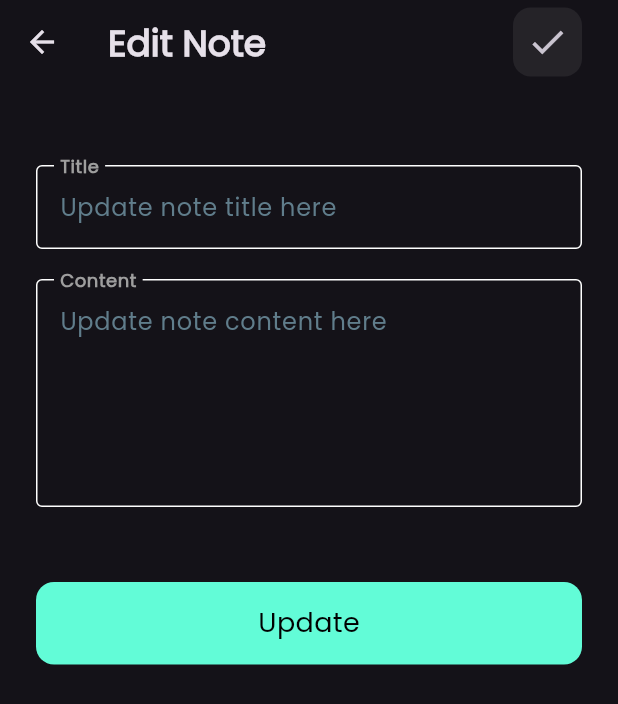
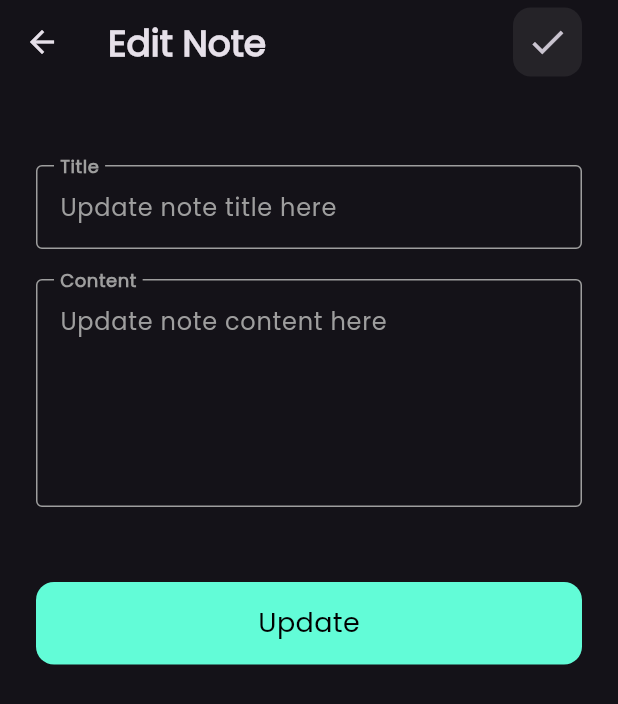
Before and after one commit to mostafakhalaf11/notes_app, a Flutter app: the screen it shows after launch, after a tap on "Test", on a phone screen of 412 x 824 dp. Shown: the top 704 px of the screen. Run offline on Flutter 3.47's test engine with Material 3 defaults, Android fonts, the phone set to English and light mode, and no system bars; our stand-ins replace bloc, font_awesome_flutter, hive, hive_flutter; accounts and stored records are empty.

```diff
--- /dev/null
+++ b/devtools_options.yaml
@@ -0,0 +1,3 @@
+description: This file stores settings for Dart & Flutter DevTools.
+documentation: https://docs.flutter.dev/tools/devtools/extensions#configure-extension-enablement-states
+extensions:
--- a/lib/helpers/build_borders.dart
+++ b/lib/helpers/build_borders.dart
@@ -1,4 +1,3 @@
-
 import 'package:flutter/material.dart';
 
 import '../constants.dart';
@@ -14,7 +13,7 @@ OutlineInputBorder focusedBorder() {
 OutlineInputBorder enabledBorder() {
   return const OutlineInputBorder(
     borderSide: BorderSide(
-          color: Colors.white,
+      color: Colors.grey,
     ),
   );
 }
--- a/lib/main.dart
+++ b/lib/main.dart
@@ -1,13 +1,15 @@
 import 'package:flutter/material.dart';
 import 'package:hive_flutter/hive_flutter.dart';
 import 'package:notes/constants.dart';
+import 'package:notes/models/note_model.dart';
 
 import 'views/edit_note_view.dart';
 import 'views/notes_view.dart';
 
 void main() async {
   await Hive.initFlutter();
-  var box = await Hive.openBox(kNotesBox);
+  var noteBox = await Hive.openBox(kNotesBox);
+  Hive.registerAdapter(NoteModelAdapter());
   runApp(const NotesApp());
 }
 
--- a/lib/views/widgets/custom_text_field.dart
+++ b/lib/views/widgets/custom_text_field.dart
@@ -44,7 +44,7 @@ class _CustomFormTextfieldState extends State<CustomFormTextfield> {
             fontSize: 16, fontWeight: FontWeight.bold, color: Colors.grey),
         hintText: widget.hintText,
         floatingLabelBehavior: FloatingLabelBehavior.always,
-        hintStyle: const TextStyle(color: Colors.blueGrey, fontSize: 16),
+        hintStyle: const TextStyle(color: Colors.grey, fontSize: 16),
         errorBorder: errorBorder(),
         focusedErrorBorder: focusErrorBorder(),
         enabledBorder: enabledBorder(),
--- a/pubspec.yaml
+++ b/pubspec.yaml
@@ -31,16 +31,17 @@ dependencies:
   cupertino_icons: ^1.0.8
   flutter:
     sdk: flutter
+  flutter_bloc: ^8.1.6
   font_awesome_flutter: ^10.7.0
   hive: ^2.2.3
   hive_flutter: ^1.1.0
 
 dev_dependencies:
   build_runner: ^2.4.12
-  hive_generator: ^2.0.1
   flutter_lints: ^4.0.0
   flutter_test:
     sdk: flutter
+  hive_generator: ^2.0.1
 
 # For information on the generic Dart part of this file, see the
 # following page: https://dart.dev/tools/pub/pubspec
```
Also changed, not shown: lib/cubits/add_note_cubit/add_note_cubit.dart (added, +14 -0 lines), lib/cubits/add_note_cubit/add_note_state.dart (added, +16 -0 lines), pubspec.lock. Lines whose indentation alone changed are shown as unchanged.
